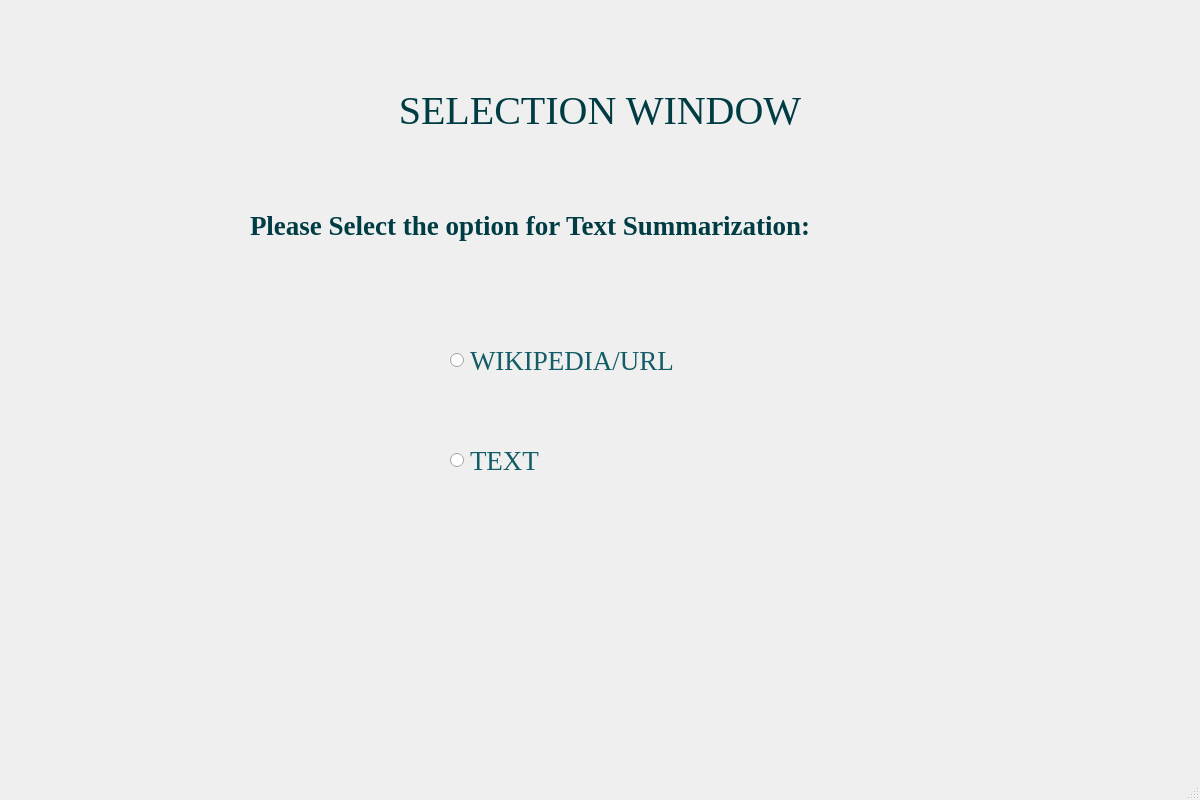
This is userInterface.ui in praptioza/TextSummarization-NLP as Qt 5 draws it before an edit. The edited form follows.
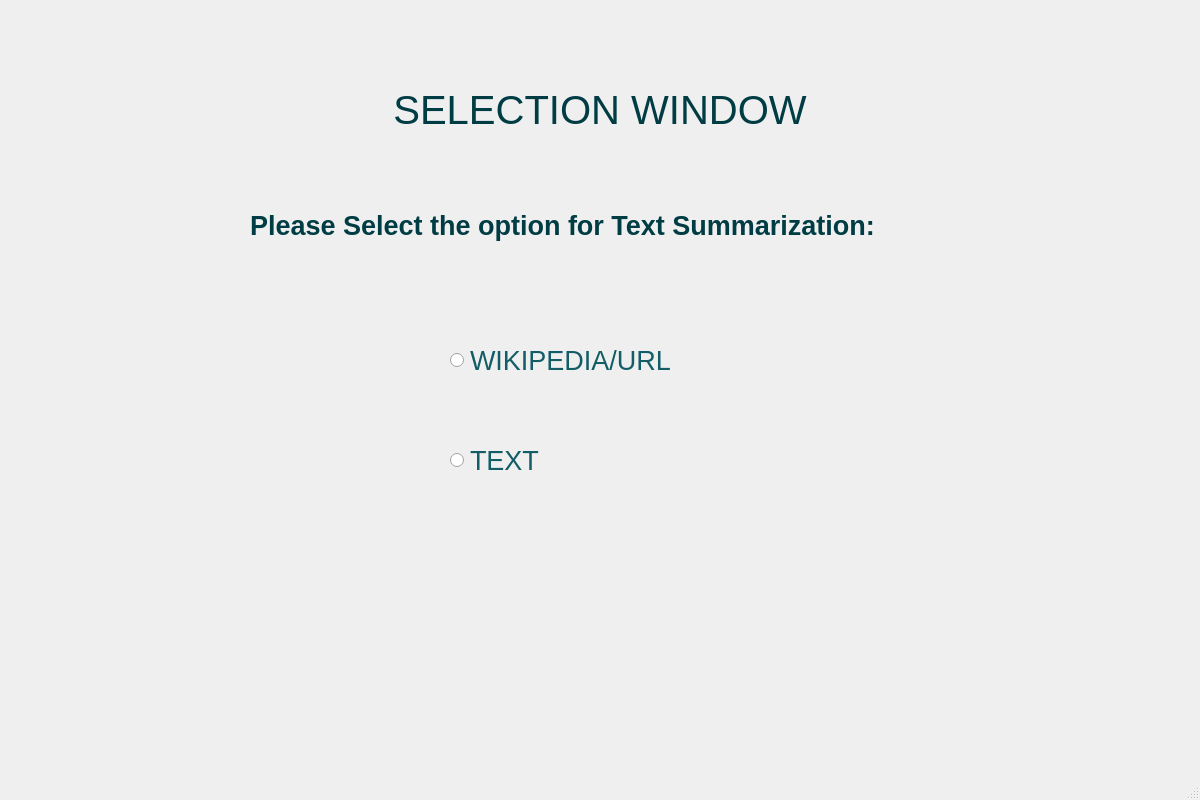
This is the edited form.

What changed in the file:
```diff
--- a/userInterface.ui
+++ b/userInterface.ui
@@ -31,7 +31,7 @@
     </property>
     <property name="font">
      <font>
-      <family>Times New Roman</family>
+      <family>Arial</family>
       <pointsize>20</pointsize>
       <italic>false</italic>
       <fontweight>ExtraBold</fontweight>
@@ -59,7 +59,7 @@
     </property>
     <property name="font">
      <font>
-      <family>Times New Roman</family>
+      <family>Arial</family>
       <pointsize>20</pointsize>
       <italic>false</italic>
       <fontweight>ExtraBold</fontweight>
@@ -283,7 +283,7 @@
     </property>
     <property name="font">
      <font>
-      <family>Times New Roman</family>
+      <family>Arial</family>
       <pointsize>20</pointsize>
       <italic>false</italic>
       <bold>true</bold>
@@ -507,7 +507,7 @@
     </property>
     <property name="font">
      <font>
-      <family>Times New Roman</family>
+      <family>Arial</family>
       <pointsize>30</pointsize>
       <italic>false</italic>
       <fontweight>ExtraBold</fontweight>
```
Left out of the diff: 8 changed lines with no effect on the pictures.
